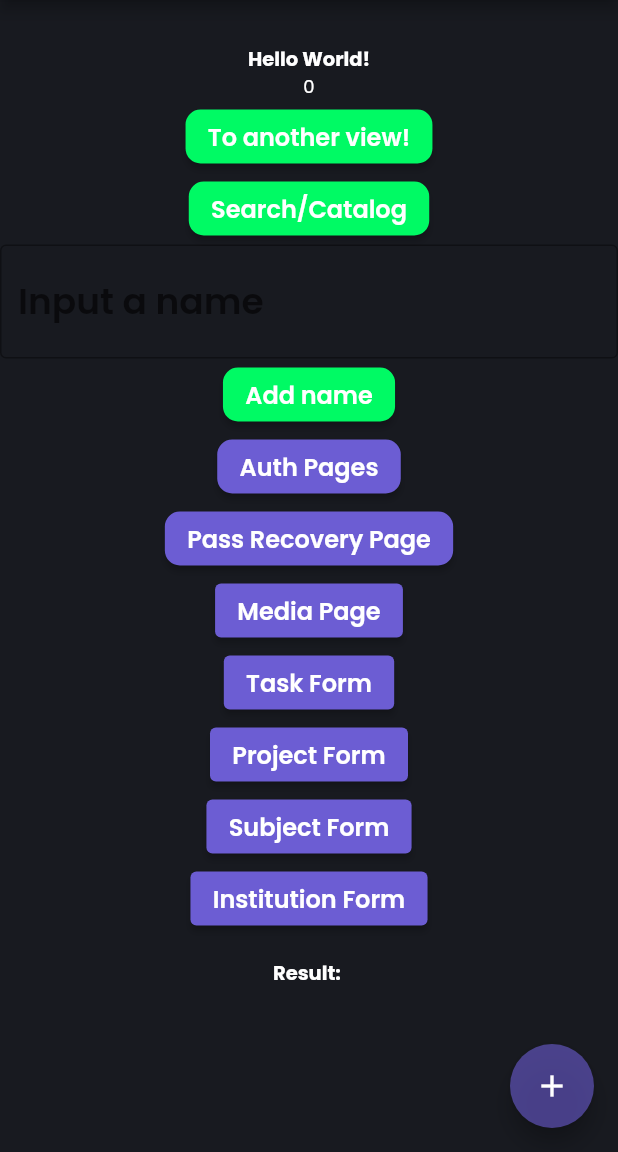
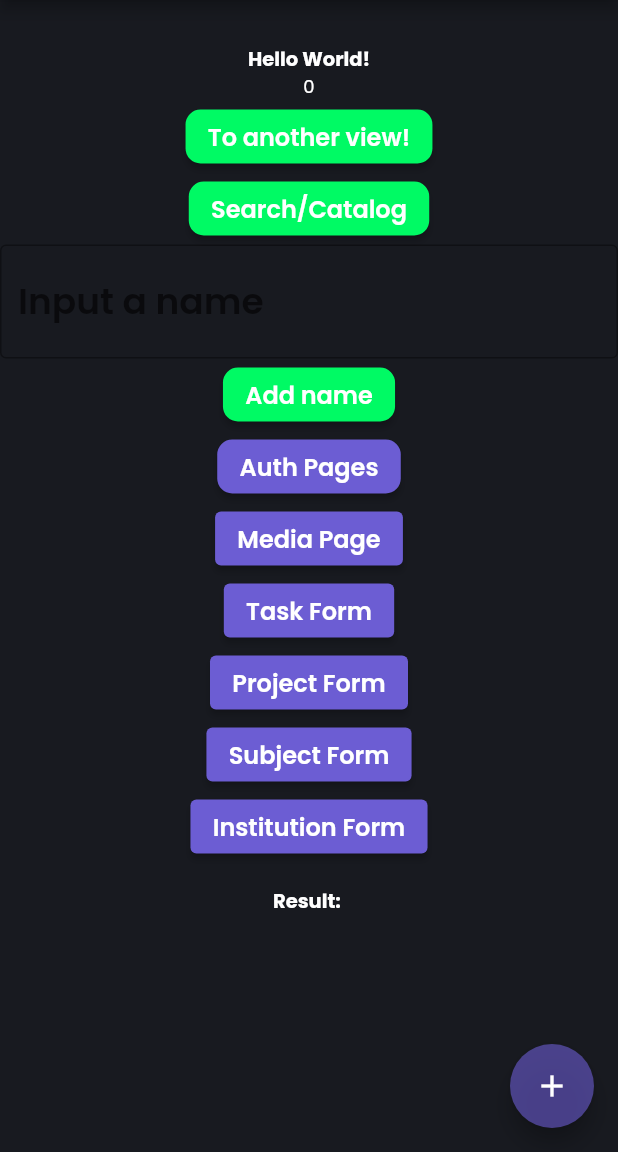
Before and after one commit to DreFlo/lgp-2223-sc1, a Flutter app: the HomePage screen opened directly, on a phone screen of 412 x 824 dp, the part 84-1236 px from its top. Run offline on Flutter 3.47's test engine with Material 2 defaults, Android fonts, the phone set to English and light mode, and no system bars; our stand-ins replace floor, flutter_svg, get_it, like_button, lottie, rive and 1 more; missing offline and left inert: books_finder, emojis, tmdb_api; accounts and stored records are empty; generated files the repository leaves out were written again.

Commit message:
Add btn link to recovery password page (in sign in)

```diff
--- a/src/lib/pages/home_page.dart
+++ b/src/lib/pages/home_page.dart
@@ -21,7 +21,6 @@ import 'package:tmdb_api/tmdb_api.dart';
 import 'package:books_finder/books_finder.dart';
 import 'catalog_search/leisure_module.dart';
 import 'package:src/pages/auth/landing_page.dart';
-import 'package:src/pages/auth/password_recov_page.dart';
 
 import 'tasks/project_form.dart';
 import 'tasks/task_form.dart';
@@ -554,40 +553,6 @@ class _HomePageState extends State<HomePage> {
               },
             ),
             ElevatedButton(
-              style: ButtonStyle(
-                  backgroundColor: MaterialStateProperty.all(Color(0xFF6C5DD3)),
-                  shape: MaterialStateProperty.all<RoundedRectangleBorder>(
-                      const RoundedRectangleBorder(
-                          borderRadius: BorderRadius.only(
-                              topRight: Radius.circular(10),
-                              topLeft: Radius.circular(10),
-                              bottomRight: Radius.circular(10),
-                              bottomLeft: Radius.circular(10))))),
-              child: const Text('Pass Recovery Page'),
-              onPressed: () {
-                showModalBottomSheet(
-                    context: context,
-                    isScrollControlled: true,
-                    backgroundColor: Color(0xFF22252D),
-                    shape: const RoundedRectangleBorder(
-                      borderRadius:
-                          BorderRadius.vertical(top: Radius.circular(30.0)),
-                    ),
-                    builder: (context) => DraggableScrollableSheet(
-                        expand: false,
-                        initialChildSize: 0.85,
-                        minChildSize: 0.35,
-                        maxChildSize: 0.95,
-                        builder: (context, scrollController) => Stack(
-                                alignment: AlignmentDirectional.topCenter,
-                                children: [
-                                  SingleChildScrollView(
-                                      controller: scrollController,
-                                      child: PasswordRecovPage()),
-                                ])));
-              },
-            ),
-            ElevatedButton(
                 child: Text("Media Page"),
                 onPressed: () {
                   showModalBottomSheet(
```
Also changed, not shown: src/lib/pages/auth/login_page.dart (+48 -3 lines).
